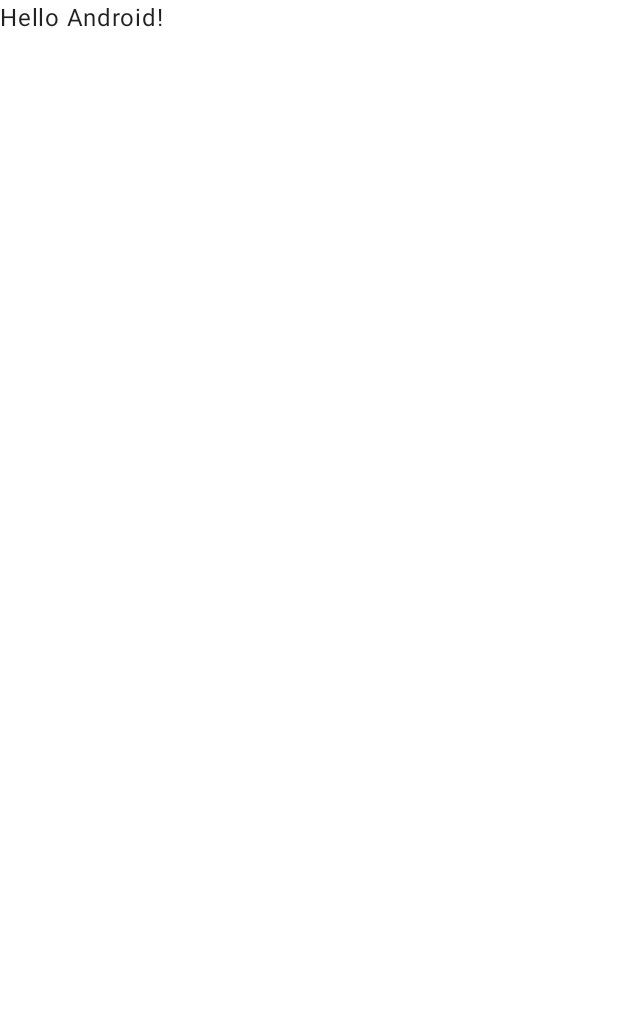
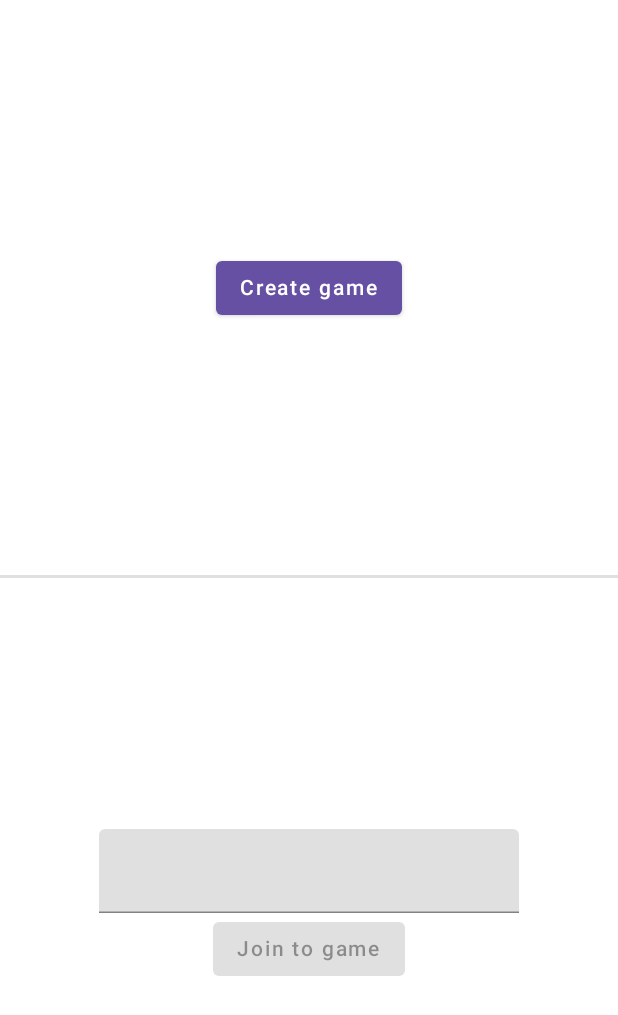
Before and after one commit to Edgar94Git/JuegoDelGato, an Android app built with Jetpack Compose: the screen it shows after launch (MainActivity), on a phone screen of 412 x 824 dp. Before the commit the part shown is almost empty. Shown: the top 1015 px of the screen. Run offline under Robolectric (Android 15) with nearby library versions, the phone set to English and light mode, and no system bars; our stand-ins replace Dagger/Hilt's generated code, Firebase (no records; nobody signed in at launch, a user with empty details on screens opened directly).

Commit message:
cambios pendientes

```diff
--- a/app/src/main/AndroidManifest.xml
+++ b/app/src/main/AndroidManifest.xml
@@ -2,7 +2,10 @@
 <manifest xmlns:android="http://schemas.android.com/apk/res/android"
     xmlns:tools="http://schemas.android.com/tools">
 
+    <uses-permission android:name="android.permission.INTERNET"/>
+
     <application
+        android:name=".JuegoDelGatoApp"
         android:allowBackup="true"
         android:dataExtractionRules="@xml/data_extraction_rules"
         android:fullBackupContent="@xml/backup_rules"
--- /dev/null
+++ b/app/src/main/java/com/ereyes/juegodelgato/JuegoDelGatoApp.kt
@@ -0,0 +1,23 @@
+package com.ereyes.juegodelgato
+
+import android.app.Application
+import com.google.firebase.FirebaseApp
+import com.google.firebase.ktx.Firebase
+import com.google.firebase.ktx.initialize
+import dagger.hilt.android.HiltAndroidApp
+
+/****
+ * Project: JuegoDelGato
+ * From: com.ereyes.juegodelgato
+ * Created by Edgar Reyes Gonzalez on 5/10/2024 at 4:25 PM
+ * All rights reserved 2024.
+ ****/
+
+@HiltAndroidApp
+class JuegoDelGatoApp: Application() {
+
+    override fun onCreate() {
+        super.onCreate()
+        FirebaseApp.initializeApp(this)
+    }
+}
--- a/app/src/main/java/com/ereyes/juegodelgato/MainActivity.kt
+++ b/app/src/main/java/com/ereyes/juegodelgato/MainActivity.kt
@@ -10,9 +10,18 @@ import androidx.compose.material.Text
 import androidx.compose.runtime.Composable
 import androidx.compose.ui.Modifier
 import androidx.compose.ui.tooling.preview.Preview
+import androidx.navigation.NavHostController
+import androidx.navigation.compose.rememberNavController
+import com.ereyes.juegodelgato.ui.core.ContentWrapper
+import com.ereyes.juegodelgato.ui.game.GameScreen
+import com.ereyes.juegodelgato.ui.home.HomeScreen
 import com.ereyes.juegodelgato.ui.theme.JuegoDelGatoTheme
+import dagger.hilt.android.AndroidEntryPoint
 
+@AndroidEntryPoint
 class MainActivity : ComponentActivity() {
+
+    private lateinit var navigationController: NavHostController
     override fun onCreate(savedInstanceState: Bundle?) {
         super.onCreate(savedInstanceState)
         setContent {
@@ -22,25 +31,10 @@ class MainActivity : ComponentActivity() {
                     modifier = Modifier.fillMaxSize(),
                     color = MaterialTheme.colors.background
                 ) {
-                    Greeting("Android")
+                    navigationController = rememberNavController()
+                    ContentWrapper(navigationController)
                 }
             }
         }
     }
 }
-
-@Composable
-fun Greeting(name: String, modifier: Modifier = Modifier) {
-    Text(
-        text = "Hello $name!",
-        modifier = modifier
-    )
-}
-
-@Preview(showBackground = true)
-@Composable
-fun GreetingPreview() {
-    JuegoDelGatoTheme {
-        Greeting("Android")
-    }
-}
--- /dev/null
+++ b/app/src/main/java/com/ereyes/juegodelgato/data/network/FirebaseService.kt
@@ -0,0 +1,24 @@
+package com.ereyes.juegodelgato.data.network
+
+import com.ereyes.juegodelgato.data.model.GameData
+import com.google.firebase.database.DatabaseReference
+import javax.inject.Inject
+
+/****
+ * Project: JuegoDelGato
+ * From: com.ereyes.juegodelgato.data.network
+ * Created by Edgar Reyes Gonzalez on 5/11/2024 at 11:50 AM
+ * All rights reserved 2024.
+ ****/
+class FirebaseService @Inject constructor(private val reference: DatabaseReference) {
+
+    companion object{
+        private const val PATH = "games"
+    }
+
+    fun createGame(gameData: GameData){
+        val gameReference = reference.child(PATH).push()
+        gameReference.setValue(gameData)
+    }
+
+}
--- /dev/null
+++ b/app/src/main/java/com/ereyes/juegodelgato/di/DataModule.kt
@@ -0,0 +1,36 @@
+package com.ereyes.juegodelgato.di
+
+import com.ereyes.juegodelgato.data.network.FirebaseService
+import com.google.firebase.database.DatabaseReference
+import com.google.firebase.database.ktx.database
+import com.google.firebase.ktx.Firebase
+import dagger.Module
+import dagger.Provides
+import dagger.hilt.InstallIn
+import dagger.hilt.components.SingletonComponent
+import javax.inject.Singleton
+
+/****
+ * Project: JuegoDelGato
+ * From: com.ereyes.juegodelgato.di
+ * Created by Edgar Reyes Gonzalez on 5/11/2024 at 12:06 PM
+ * All rights reserved 2024.
+ ****/
+
+@Module
+@InstallIn(SingletonComponent::class)
+object DataModule {
+
+    @Provides
+    @Singleton
+    fun provideDatabaseReference(): DatabaseReference {
+        return Firebase.database.reference
+    }
+
+    @Provides
+    @Singleton
+    fun provideFirebaseService(reference: DatabaseReference): FirebaseService {
+        return FirebaseService(reference)
+    }
+
+}
--- /dev/null
+++ b/app/src/main/java/com/ereyes/juegodelgato/ui/core/Navigation.kt
@@ -0,0 +1,39 @@
+package com.ereyes.juegodelgato.ui.core
+
+import androidx.compose.runtime.Composable
+import androidx.navigation.NavHostController
+import androidx.navigation.compose.NavHost
+import androidx.navigation.compose.composable
+import com.ereyes.juegodelgato.ui.core.Routes.*
+import com.ereyes.juegodelgato.ui.game.GameScreen
+import com.ereyes.juegodelgato.ui.home.HomeScreen
+
+/****
+ * Project: JuegoDelGato
+ * From: com.ereyes.juegodelgato.ui.core
+ * Created by Edgar Reyes Gonzalez on 5/11/2024 at 11:11 AM
+ * All rights reserved 2024.
+ ****/
+@Composable
+fun ContentWrapper(navigationController: NavHostController) {
+    NavHost(
+        navController = navigationController,
+        startDestination = Home.route
+    ) {
+        composable(Home.route) {
+            HomeScreen(
+                navigateToGame = {
+                    navigationController.navigate(Game.route)
+                }
+            )
+        }
+        composable(Game.route) {
+            GameScreen()
+        }
+    }
+}
+
+sealed class Routes(val route: String) {
+    data object Home : Routes("home")
+    data object Game : Routes("game")
+}
--- /dev/null
+++ b/app/src/main/java/com/ereyes/juegodelgato/ui/home/HomeScreen.kt
@@ -0,0 +1,73 @@
+package com.ereyes.juegodelgato.ui.home
+
+import androidx.compose.foundation.layout.Column
+import androidx.compose.foundation.layout.Spacer
+import androidx.compose.foundation.layout.fillMaxWidth
+import androidx.compose.foundation.layout.heightIn
+import androidx.compose.material.Button
+import androidx.compose.material.Divider
+import androidx.compose.material.Text
+import androidx.compose.material.TextField
+import androidx.compose.runtime.Composable
+import androidx.compose.runtime.getValue
+import androidx.compose.runtime.mutableStateOf
+import androidx.compose.runtime.remember
+import androidx.compose.runtime.setValue
+import androidx.compose.ui.Alignment
+import androidx.compose.ui.Modifier
+import androidx.compose.ui.unit.dp
+import androidx.hilt.navigation.compose.hiltViewModel
+
+/****
+ * Project: JuegoDelGato
+ * From: com.ereyes.juegodelgato.ui.home
+ * Created by Edgar Reyes Gonzalez on 5/10/2024 at 4:55 PM
+ * All rights reserved 2024.
+ ****/
+
+@Composable
+fun HomeScreen(
+    viewModel: HomeViewModel = hiltViewModel(),
+    navigateToGame: () -> Unit
+){
+    Column(horizontalAlignment = Alignment.CenterHorizontally) {
+        Spacer(modifier = Modifier.weight(1f))
+        CreateGame(
+            onCreateGame = {
+                viewModel.onCreateGame()
+            }
+        )
+        Spacer(modifier = Modifier.weight(1f))
+        Divider(
+            modifier = Modifier
+                .fillMaxWidth()
+                .heightIn(2.dp)
+        )
+        Spacer(modifier = Modifier.weight(1f))
+        JoinGame(
+            onJoinGame = { id ->
+                viewModel.onJoinGame(id)
+            }
+        )
+        Spacer(modifier = Modifier.weight(1f))
+    }
+}
+
+@Composable
+fun CreateGame(onCreateGame: () -> Unit){
+    Button(onClick = { onCreateGame() }) {
+        Text(text = "Create game")
+    }
+}
+
+@Composable
+fun JoinGame(onJoinGame:(String) -> Unit){
+    var text by remember { mutableStateOf("") }
+    TextField(value = text, onValueChange = { text = it })
+    Button(
+        onClick = { onJoinGame(text) },
+        enabled = text.isNotEmpty()
+    ) {
+        Text(text = "Join to game")
+    }
+}
--- /dev/null
+++ b/app/src/main/java/com/ereyes/juegodelgato/ui/home/HomeViewModel.kt
@@ -0,0 +1,41 @@
+package com.ereyes.juegodelgato.ui.home
+
+import androidx.lifecycle.ViewModel
+import com.ereyes.juegodelgato.data.model.GameData
+import com.ereyes.juegodelgato.data.model.PlayerData
+import com.ereyes.juegodelgato.data.network.FirebaseService
+import dagger.hilt.android.AndroidEntryPoint
+import dagger.hilt.android.lifecycle.HiltViewModel
+import javax.inject.Inject
+
+/****
+ * Project: JuegoDelGato
+ * From: com.ereyes.juegodelgato.ui.home
+ * Created by Edgar Reyes Gonzalez on 5/10/2024 at 5:30 PM
+ * All rights reserved 2024.
+ ****/
+
+@HiltViewModel
+class HomeViewModel @Inject constructor(
+    private val firebaseService: FirebaseService
+): ViewModel() {
+
+    fun onCreateGame() {
+        firebaseService.createGame(createNewGame())
+    }
+
+    private fun createNewGame(): GameData{
+        val currentPlayer = PlayerData(playerType = 1)
+        return GameData(
+            board = List(9) { 0 },
+            player1 = currentPlayer,
+            playerTurn = currentPlayer,
+            player2 = null
+        )
+    }
+
+    fun onJoinGame(id: String) {
+
+    }
+
+}
--- a/build.gradle.kts
+++ b/build.gradle.kts
@@ -1,5 +1,6 @@
-// Top-level build file where you can add configuration options common to all sub-projects/modules.
 plugins {
     alias(libs.plugins.androidApplication) apply false
     alias(libs.plugins.jetbrainsKotlinAndroid) apply false
+    id("com.google.dagger.hilt.android") version "2.44" apply false
+    id("com.google.gms.google-services") version "4.4.1" apply false
 }
```
Also changed, not shown: app/build.gradle.kts (+23 -0 lines), app/src/main/java/com/ereyes/juegodelgato/data/model/GameData.kt (added, +23 -0 lines), app/src/main/java/com/ereyes/juegodelgato/ui/game/GameScreen.kt (added, +70 -0 lines), app/src/main/java/com/ereyes/juegodelgato/ui/game/GameViewModel.kt (added, +16 -0 lines).
